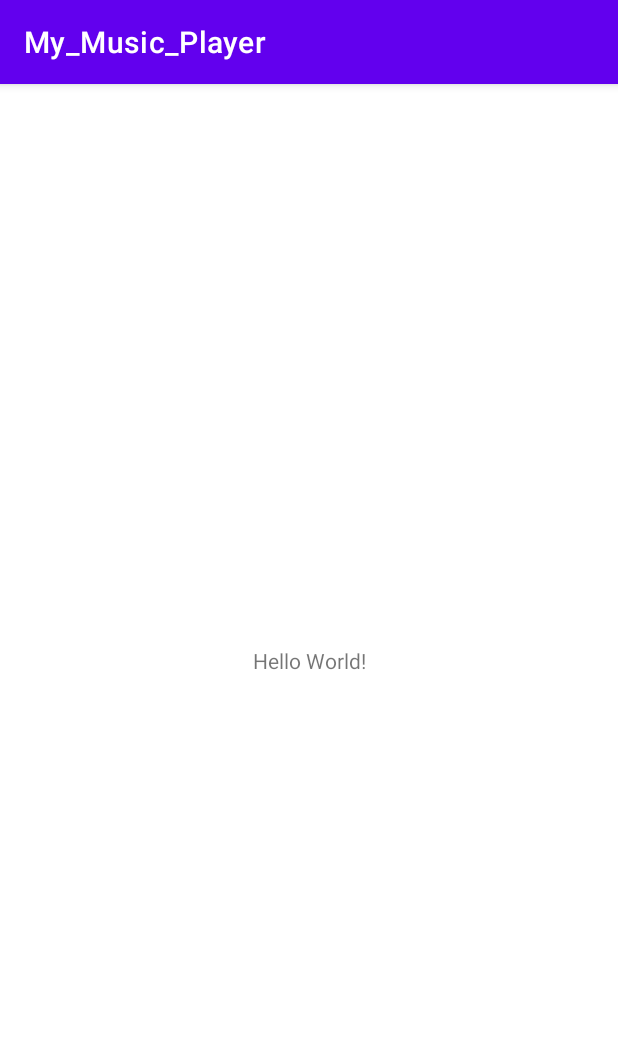
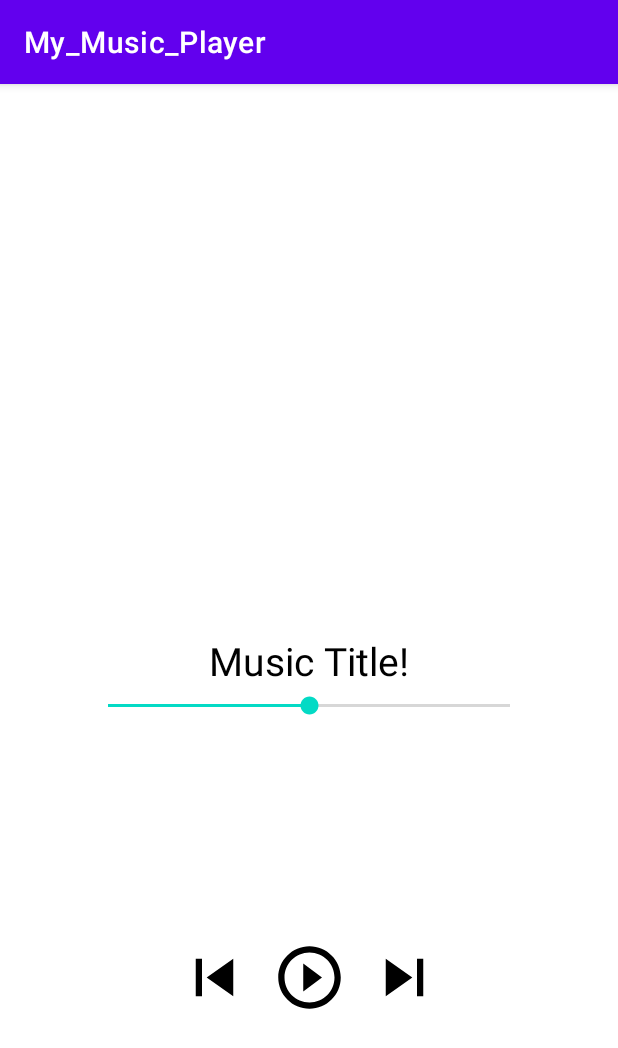
Before and after one commit to PhilSchoe/My_Music_Player, an Android app: the screen it shows after launch (MainActivity), on a phone screen of 412 x 824 dp. Shown: the top 1048 px of the screen. Run offline under Robolectric (Android 15) with nearby library versions, the phone set to English and light mode, and no system bars.

Commit message:
Add basic UI for music player testing

```diff
--- /dev/null
+++ b/app/src/main/res/drawable/ic_baseline_pause_circle_outline_24.xml
@@ -0,0 +1,5 @@
+<vector android:height="50dp" android:tint="#000000"
+    android:viewportHeight="24" android:viewportWidth="24"
+    android:width="50dp" xmlns:android="http://schemas.android.com/apk/res/android">
+    <path android:fillColor="@android:color/white" android:pathData="M9,16h2L11,8L9,8v8zM12,2C6.48,2 2,6.48 2,12s4.48,10 10,10 10,-4.48 10,-10S17.52,2 12,2zM12,20c-4.41,0 -8,-3.59 -8,-8s3.59,-8 8,-8 8,3.59 8,8 -3.59,8 -8,8zM13,16h2L15,8h-2v8z"/>
+</vector>
--- /dev/null
+++ b/app/src/main/res/drawable/ic_baseline_play_circle_outline_24.xml
@@ -0,0 +1,5 @@
+<vector android:height="50dp" android:tint="#000000"
+    android:viewportHeight="24" android:viewportWidth="24"
+    android:width="50dp" xmlns:android="http://schemas.android.com/apk/res/android">
+    <path android:fillColor="@android:color/white" android:pathData="M10,16.5l6,-4.5 -6,-4.5v9zM12,2C6.48,2 2,6.48 2,12s4.48,10 10,10 10,-4.48 10,-10S17.52,2 12,2zM12,20c-4.41,0 -8,-3.59 -8,-8s3.59,-8 8,-8 8,3.59 8,8 -3.59,8 -8,8z"/>
+</vector>
--- /dev/null
+++ b/app/src/main/res/drawable/ic_baseline_skip_next_24.xml
@@ -0,0 +1,5 @@
+<vector android:height="50dp" android:tint="#000000"
+    android:viewportHeight="24" android:viewportWidth="24"
+    android:width="50dp" xmlns:android="http://schemas.android.com/apk/res/android">
+    <path android:fillColor="@android:color/white" android:pathData="M6,18l8.5,-6L6,6v12zM16,6v12h2V6h-2z"/>
+</vector>
--- /dev/null
+++ b/app/src/main/res/drawable/ic_baseline_skip_previous_24.xml
@@ -0,0 +1,5 @@
+<vector android:height="50dp" android:tint="#000000"
+    android:viewportHeight="24" android:viewportWidth="24"
+    android:width="50dp" xmlns:android="http://schemas.android.com/apk/res/android">
+    <path android:fillColor="@android:color/white" android:pathData="M6,6h2v12L6,18zM9.5,12l8.5,6L18,6z"/>
+</vector>
--- a/app/src/main/res/layout/fragment_first.xml
+++ b/app/src/main/res/layout/fragment_first.xml
@@ -1,17 +1,68 @@
 <?xml version="1.0" encoding="utf-8"?>
 <androidx.constraintlayout.widget.ConstraintLayout
     xmlns:android="http://schemas.android.com/apk/res/android"
+    xmlns:tools="http://schemas.android.com/tools"
     android:layout_width="match_parent"
     android:layout_height="match_parent"
     xmlns:app="http://schemas.android.com/apk/res-auto">
 
     <TextView
+        android:id="@+id/music_title"
         android:layout_width="wrap_content"
         android:layout_height="wrap_content"
-        android:text="Hello World!"
+        android:text="Music Title!"
+        android:textColor="@color/black"
+        android:textSize="26sp"
         app:layout_constraintBottom_toBottomOf="parent"
         app:layout_constraintEnd_toEndOf="parent"
         app:layout_constraintStart_toStartOf="parent"
         app:layout_constraintTop_toTopOf="parent" />
 
+    <SeekBar
+        android:id="@+id/seekbar"
+        android:layout_width="300dp"
+        android:layout_height="wrap_content"
+        android:progress="50"
+        app:layout_constraintBottom_toBottomOf="parent"
+        app:layout_constraintEnd_toEndOf="parent"
+        app:layout_constraintStart_toStartOf="parent"
+        app:layout_constraintTop_toBottomOf="@+id/music_title"
+        app:layout_constraintVertical_bias="0.01" />
+
+    <ImageButton
+        android:id="@+id/previous_button"
+        android:layout_width="wrap_content"
+        android:layout_height="wrap_content"
+        android:background="#00FFFFFF"
+        android:src="@drawable/ic_baseline_skip_previous_24"
+        app:layout_constraintBottom_toBottomOf="parent"
+        app:layout_constraintEnd_toStartOf="@+id/play_button"
+        app:layout_constraintStart_toStartOf="parent"
+        app:layout_constraintTop_toBottomOf="@+id/seekbar"
+        app:layout_constraintHorizontal_bias="0.9"/>
+
+    <ImageButton
+        android:id="@+id/play_button"
+        android:layout_width="wrap_content"
+        android:layout_height="wrap_content"
+        android:background="#00FFFFFF"
+        android:src="@drawable/ic_baseline_play_circle_outline_24"
+        app:layout_constraintBottom_toBottomOf="parent"
+        app:layout_constraintEnd_toEndOf="parent"
+        app:layout_constraintStart_toStartOf="parent"
+        app:layout_constraintTop_toBottomOf="@+id/seekbar" />
+
+    <ImageButton
+        android:id="@+id/imageButton"
+        android:layout_width="wrap_content"
+        android:layout_height="wrap_content"
+        android:background="#00FFFFFF"
+        app:layout_constraintBottom_toBottomOf="parent"
+        app:layout_constraintEnd_toEndOf="parent"
+        app:layout_constraintStart_toEndOf="@+id/play_button"
+        app:layout_constraintTop_toBottomOf="@+id/seekbar"
+        app:srcCompat="@drawable/ic_baseline_skip_next_24"
+        app:layout_constraintHorizontal_bias="0.1"/>
+
+
 </androidx.constraintlayout.widget.ConstraintLayout>
```
